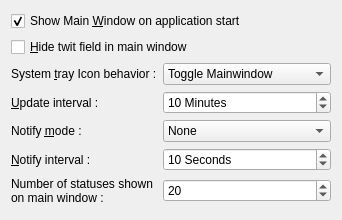
This is src/prefs_base.ui in mtux/choqok-old as Qt 5 draws it before an edit. The edited form follows.
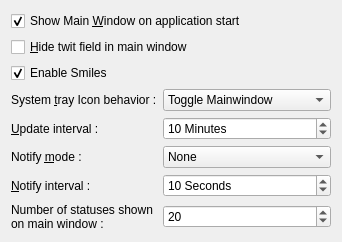
This is the edited form. Custom widgets are drawn as their Qt base class.

```diff
--- a/src/prefs_base.ui
+++ b/src/prefs_base.ui
@@ -6,11 +6,11 @@
     <x>0</x>
     <y>0</y>
     <width>342</width>
-    <height>220</height>
+    <height>242</height>
    </rect>
   </property>
   <layout class="QGridLayout" >
-   <item row="3" column="0" >
+   <item row="4" column="0" >
     <widget class="QLabel" name="label" >
      <property name="text" >
       <string>&amp;Update interval :</string>
@@ -20,7 +20,7 @@
      </property>
     </widget>
    </item>
-   <item row="3" column="1" colspan="2" >
+   <item row="4" column="1" colspan="2" >
     <widget class="KIntSpinBox" name="kcfg_updateInterval" >
      <property name="suffix" >
       <string> Minutes</string>
@@ -33,7 +33,7 @@
      </property>
     </widget>
    </item>
-   <item row="4" column="0" >
+   <item row="5" column="0" >
     <widget class="QLabel" name="label_3" >
      <property name="text" >
       <string>Notify &amp;mode :</string>
@@ -43,7 +43,7 @@
      </property>
     </widget>
    </item>
-   <item row="4" column="1" colspan="2" >
+   <item row="5" column="1" colspan="2" >
     <widget class="QComboBox" name="kcfg_notifyType" >
      <item>
       <property name="text" >
@@ -62,7 +62,7 @@
      </item>
     </widget>
    </item>
-   <item row="5" column="0" >
+   <item row="6" column="0" >
     <widget class="QLabel" name="label_4" >
      <property name="text" >
       <string>&amp;Notify interval :</string>
@@ -72,7 +72,7 @@
      </property>
     </widget>
    </item>
-   <item row="5" column="1" colspan="2" >
+   <item row="6" column="1" colspan="2" >
     <widget class="KIntSpinBox" name="kcfg_notifyInterval" >
      <property name="suffix" >
       <string> Seconds</string>
@@ -88,7 +88,7 @@
      </property>
     </widget>
    </item>
-   <item row="8" column="0" colspan="3" >
+   <item row="9" column="0" colspan="3" >
     <spacer name="verticalSpacer" >
      <property name="orientation" >
       <enum>Qt::Vertical</enum>
@@ -101,7 +101,7 @@
      </property>
     </spacer>
    </item>
-   <item row="2" column="0" >
+   <item row="3" column="0" >
     <widget class="QLabel" name="label_2" >
      <property name="text" >
       <string>System &amp;tray Icon behavior :</string>
@@ -111,7 +111,7 @@
      </property>
     </widget>
    </item>
-   <item row="2" column="1" colspan="2" >
+   <item row="3" column="1" colspan="2" >
     <widget class="QComboBox" name="kcfg_systrayTriggerType" >
      <property name="toolTip" >
       <string>Set behavior of system tray icon clicking option</string>
@@ -150,7 +150,7 @@
      </property>
     </widget>
    </item>
-   <item row="6" column="0" >
+   <item row="7" column="0" >
     <widget class="QLabel" name="label_5" >
      <property name="maximumSize" >
       <size>
@@ -166,7 +166,7 @@
      </property>
     </widget>
    </item>
-   <item row="6" column="1" colspan="2" >
+   <item row="7" column="1" colspan="2" >
     <widget class="KIntSpinBox" name="kcfg_countOfStatusesOnMain" >
      <property name="minimum" >
       <number>1</number>
@@ -179,6 +179,16 @@
      </property>
     </widget>
    </item>
+   <item row="2" column="0" colspan="3" >
+    <widget class="QCheckBox" name="kcfg_isSmilysEnabled" >
+     <property name="text" >
+      <string>Enable Smiles</string>
+     </property>
+     <property name="checked" >
+      <bool>true</bool>
+     </property>
+    </widget>
+   </item>
   </layout>
  </widget>
  <layoutdefault spacing="6" margin="11" />
```
